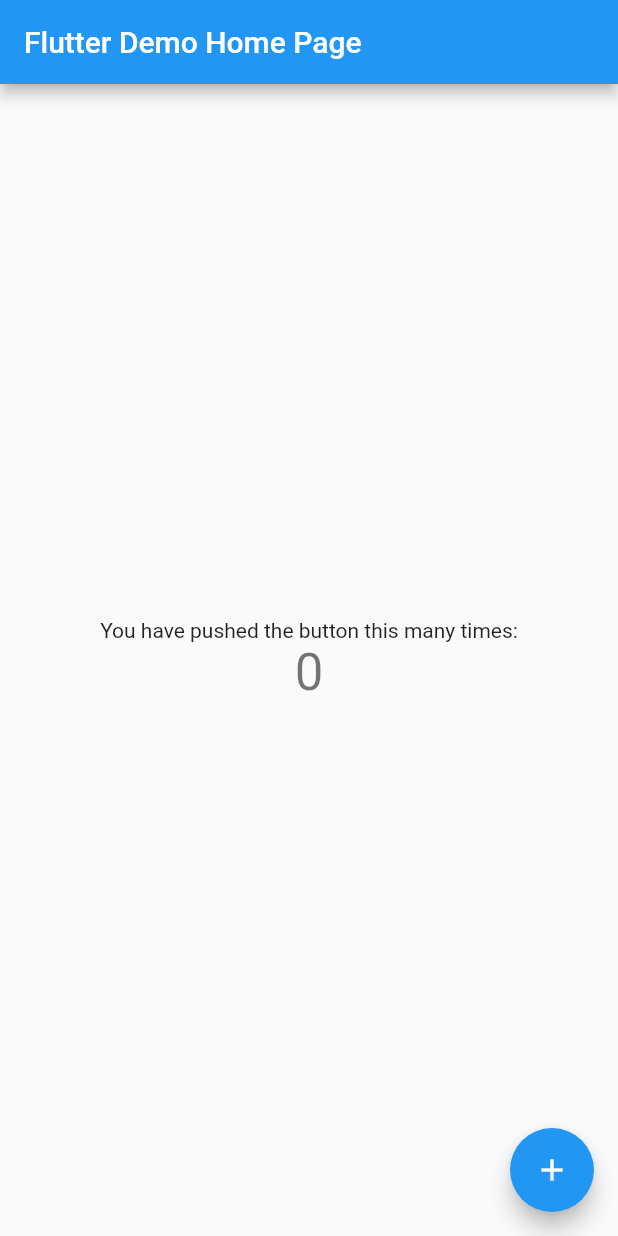
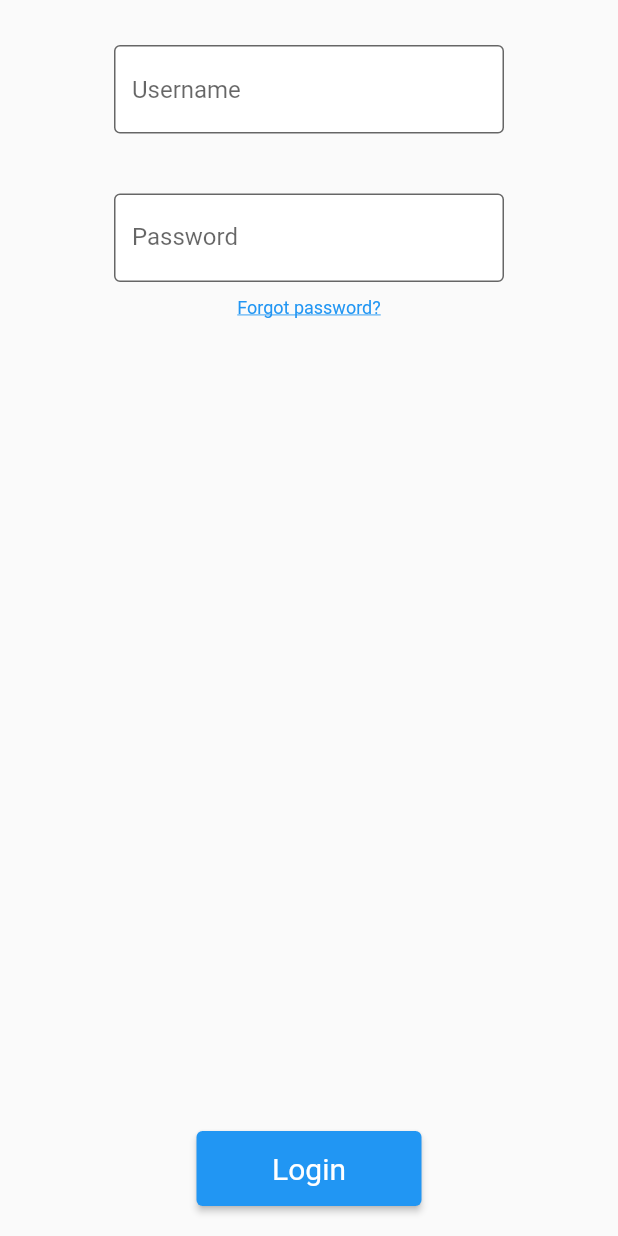
Before and after one commit to KodkollektivetKalmar/moist, a Flutter app: the screen it shows after launch, on a phone screen of 412 x 824 dp. Run offline on Flutter 3.47's test engine with Material 2 defaults, Android fonts, the phone set to English and light mode, and no system bars; project files that could hold a hidden picture were left out.

Commit message:
login view

```diff
--- /dev/null
+++ b/client/lib/login.dart
@@ -0,0 +1,82 @@
+import 'package:flutter/material.dart';
+
+class Login extends StatelessWidget {
+  const Login({super.key});
+
+  @override
+  Widget build(BuildContext context) {
+    return MaterialApp(
+      home: Scaffold(
+        body: Center(
+          child: Column(
+            children: [
+              const SizedBox(
+                width: 300,
+                child: Padding(
+                  padding: EdgeInsets.symmetric(horizontal: 20, vertical: 30),
+                  child: TextField(
+                    autocorrect: false,
+                    decoration: InputDecoration(
+                      filled: true,
+                      fillColor: Colors.white,
+                      border: OutlineInputBorder(),
+                      hintText: 'Username',
+                    ),
+                  ),
+                ),
+              ),
+              SizedBox(
+                width: 300,
+                child: Padding(
+                  padding:
+                      const EdgeInsets.symmetric(horizontal: 20, vertical: 10),
+                  child: TextFormField(
+                    obscureText: true,
+                    enableSuggestions: false,
+                    autocorrect: false,
+                    decoration: const InputDecoration(
+                      filled: true,
+                      fillColor: Colors.white,
+                      border: OutlineInputBorder(),
+                      labelText: 'Password',
+                    ),
+                  ),
+                ),
+              ),
+              MouseRegion(
+                cursor: SystemMouseCursors.click,
+                child: GestureDetector(
+                  onTap: () {
+                    print("Glömt lösen noob");
+                  },
+                  child: const Text.rich(
+                    TextSpan(
+                      style: TextStyle(
+                          fontSize: 12,
+                          color: Colors.blue,
+                          decoration: TextDecoration.underline),
+                      text: "Forgot password?",
+                    ),
+                  ),
+                ),
+              ),
+              const Spacer(),
+              Padding(
+                padding:
+                    const EdgeInsets.symmetric(horizontal: 0, vertical: 20),
+                child: ElevatedButton(
+                  style: ElevatedButton.styleFrom(
+                      fixedSize: const Size(150, 50),
+                      textStyle: const TextStyle(fontSize: 20)),
+                  onPressed: () {},
+                  child: const Text('Login'),
+                ),
+              ),
+            ],
+          ),
+        ),
+      ),
+      debugShowCheckedModeBanner: false,
+    );
+  }
+}
--- a/client/lib/main.dart
+++ b/client/lib/main.dart
@@ -1,7 +1,8 @@
 import 'package:flutter/material.dart';
+import 'login.dart';
 
 void main() {
-  runApp(const MyApp());
+  runApp(const Login());
 }
 
 class MyApp extends StatelessWidget {
```
